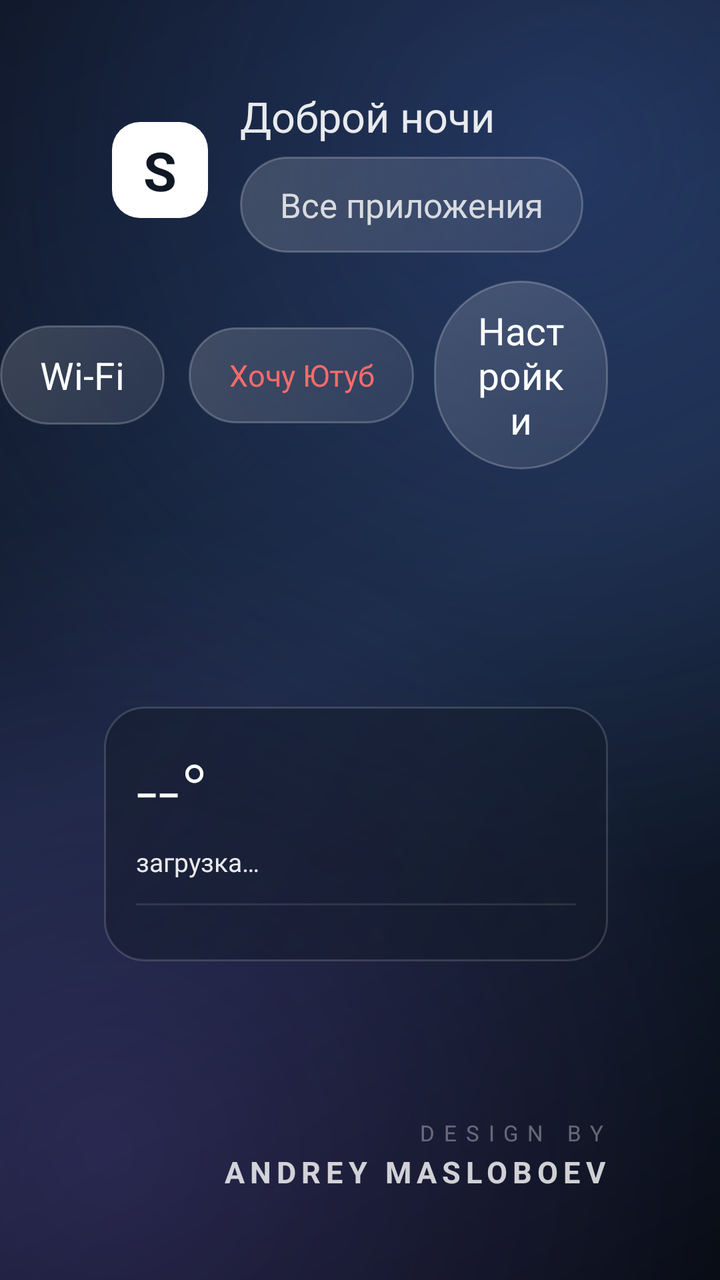
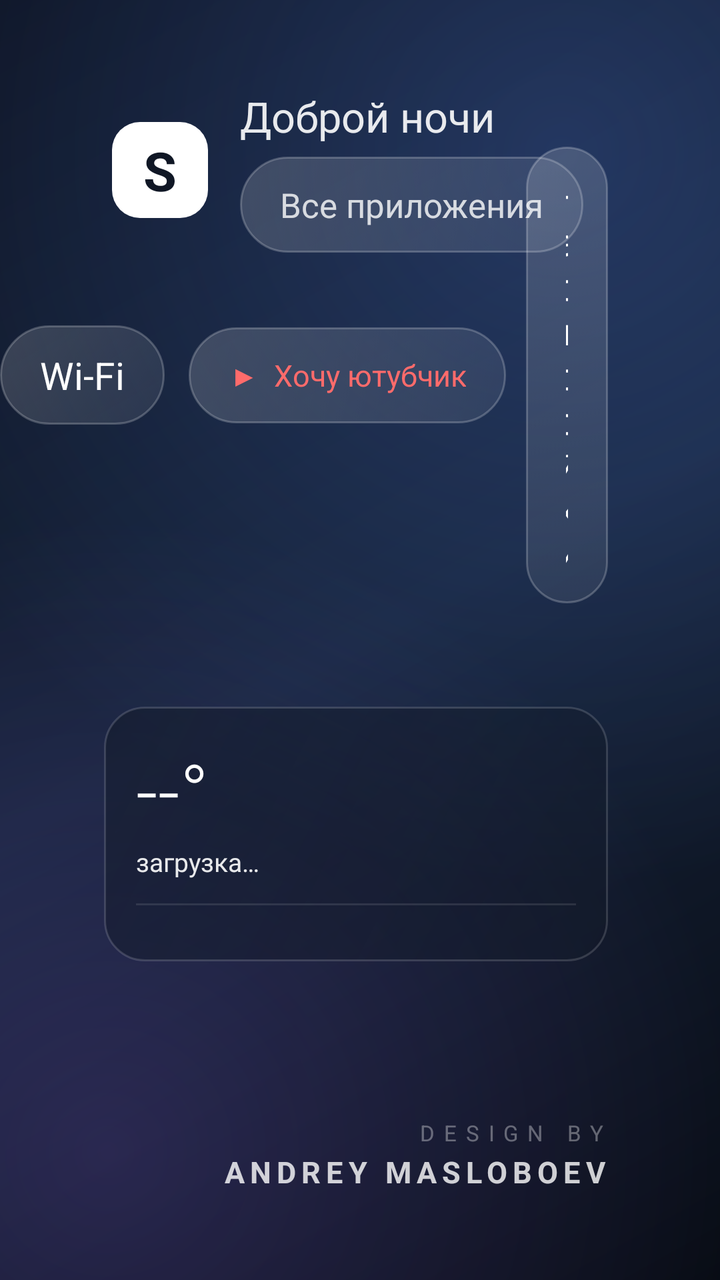

Compare the two renders of this Android layout. The source of the first and the diff that turns it into the second are given below.
<!-- AndroidManifest.xml: activity theme AppTheme -->
<!-- res/layout/activity_main.xml -->
<?xml version="1.0" encoding="utf-8"?>
<FrameLayout xmlns:android="http://schemas.android.com/apk/res/android" android:id="@+id/root" android:layout_width="match_parent" android:layout_height="match_parent" android:background="@drawable/bg_home">

    
    <View android:id="@+id/tintA" android:layout_width="match_parent" android:layout_height="match_parent" android:alpha="0" />

    <View android:id="@+id/tintB" android:layout_width="match_parent" android:layout_height="match_parent" android:alpha="0" />

    
    <LinearLayout android:layout_width="wrap_content" android:layout_height="wrap_content" android:layout_gravity="top|start" android:layout_marginTop="44dp" android:layout_marginStart="56dp" android:orientation="horizontal" android:gravity="center_vertical">

        <TextView android:layout_width="48dp" android:layout_height="48dp" android:background="@drawable/logo_bg" android:gravity="center" android:text="S" android:textColor="#FF101725" android:textSize="27sp" android:textStyle="bold" />

        <LinearLayout android:layout_width="wrap_content" android:layout_height="wrap_content" android:layout_marginStart="16dp" android:orientation="vertical">

            <TextView android:id="@+id/tvGreeting" android:layout_width="wrap_content" android:layout_height="wrap_content" android:text="Доброй ночи" android:textColor="#E6FFFFFF" android:textSize="21sp" />

            <TextView android:id="@+id/tvAllApps" android:layout_width="wrap_content" android:layout_height="wrap_content" android:layout_marginTop="6dp" android:background="@drawable/pill_bg" android:minHeight="48dp" android:gravity="center" android:focusable="true" android:focusableInTouchMode="true" android:clickable="true" android:paddingStart="20dp" android:paddingEnd="20dp" android:paddingTop="12dp" android:paddingBottom="12dp" android:text="Все приложения" android:textColor="#CCFFFFFF" android:textSize="17sp" />
        </LinearLayout>
    </LinearLayout>

    
    <LinearLayout android:id="@+id/appsWrap" android:layout_width="match_parent" android:layout_height="match_parent" android:orientation="vertical" android:gravity="center_vertical" android:paddingStart="56dp" android:paddingEnd="56dp" android:paddingTop="320dp" android:paddingBottom="132dp">

        <LinearLayout android:id="@+id/appsGrid" android:layout_width="match_parent" android:layout_height="wrap_content" android:orientation="vertical" />
    </LinearLayout>

    
    <LinearLayout android:layout_width="wrap_content" android:layout_height="wrap_content" android:layout_gravity="top|end" android:orientation="vertical" android:gravity="end" android:layout_marginTop="40dp" android:layout_marginEnd="56dp">

        <LinearLayout android:layout_width="wrap_content" android:layout_height="wrap_content" android:orientation="horizontal" android:gravity="center_vertical">

            <TextView android:id="@+id/tvNetwork" android:layout_width="wrap_content" android:layout_height="wrap_content" android:background="@drawable/pill_bg" android:minHeight="48dp" android:gravity="center" android:focusable="true" android:focusableInTouchMode="true" android:clickable="true" android:paddingStart="20dp" android:paddingEnd="20dp" android:paddingTop="12dp" android:paddingBottom="12dp" android:text="Wi-Fi" android:textColor="#FFFFFFFF" android:textSize="19sp" />

              <TextView android:id="@+id/tvVpn" android:layout_width="wrap_content" android:layout_height="wrap_content" android:layout_marginStart="12dp" android:background="@drawable/pill_bg" android:minHeight="48dp" android:gravity="center" android:focusable="true" android:focusableInTouchMode="true" android:clickable="true" android:paddingStart="20dp" android:paddingEnd="20dp" android:paddingTop="12dp" android:paddingBottom="12dp" android:text="Хочу Ютуб" android:textColor="#FFFF6B6B" android:textSize="15sp" />

            <TextView android:id="@+id/tvSettings" android:layout_width="wrap_content" android:layout_height="wrap_content" android:layout_marginStart="10dp" android:background="@drawable/pill_bg" android:minHeight="48dp" android:gravity="center" android:focusable="true" android:focusableInTouchMode="true" android:clickable="true" android:paddingStart="20dp" android:paddingEnd="20dp" android:paddingTop="12dp" android:paddingBottom="12dp" android:text="Настройки" android:textColor="#FFFFFFFF" android:textSize="19sp" />

            <TextView android:id="@+id/tvClock" android:layout_width="wrap_content" android:layout_height="wrap_content" android:layout_marginStart="22dp" android:text="00:00" android:textColor="#FFFFFFFF" android:textSize="46sp" android:fontFamily="sans-serif-light" />

            <LinearLayout android:layout_width="wrap_content" android:layout_height="wrap_content" android:orientation="vertical" android:layout_marginStart="14dp">

                <TextView android:id="@+id/tvDate" android:layout_width="wrap_content" android:layout_height="wrap_content" android:text="ВТОРНИК" android:textColor="#B3FFFFFF" android:textSize="17sp" android:letterSpacing="0.08" />

                <TextView android:id="@+id/tvDateNum" android:layout_width="wrap_content" android:layout_height="wrap_content" android:text="4 НОЯБРЯ" android:textColor="#80FFFFFF" android:textSize="16sp" android:letterSpacing="0.06" />
            </LinearLayout>
        </LinearLayout>

        <LinearLayout android:id="@+id/weatherCard" android:layout_width="252dp" android:layout_height="wrap_content" android:layout_marginTop="18dp" android:background="@drawable/card_bg" android:orientation="vertical" android:padding="16dp">

            <LinearLayout android:layout_width="match_parent" android:layout_height="wrap_content" android:orientation="horizontal" android:gravity="center_vertical">

                <TextView android:id="@+id/tvWeatherTemp" android:layout_width="wrap_content" android:layout_height="wrap_content" android:text="--°" android:textColor="#FFFFFFFF" android:textSize="38sp" android:fontFamily="sans-serif-light" />

                <TextView android:layout_width="0dp" android:layout_height="wrap_content" android:layout_weight="1" android:text="" />

                <TextView android:id="@+id/tvWeatherIcon" android:layout_width="wrap_content" android:layout_height="wrap_content" android:text="" android:textSize="24sp" />
            </LinearLayout>

            <LinearLayout android:layout_width="match_parent" android:layout_height="wrap_content" android:orientation="horizontal" android:gravity="center_vertical" android:layout_marginTop="2dp">

                <TextView android:id="@+id/tvWeatherCond" android:layout_width="wrap_content" android:layout_height="wrap_content" android:text="загрузка…" android:textColor="#E6FFFFFF" android:textSize="13sp" android:maxLines="1" android:ellipsize="end" />

                <TextView android:id="@+id/tvWeatherCity" android:layout_width="wrap_content" android:layout_height="wrap_content" android:layout_marginStart="6dp" android:text="" android:textColor="#8FB3D9" android:textSize="13sp" android:maxLines="1" android:ellipsize="end" />
            </LinearLayout>

            <View android:layout_width="match_parent" android:layout_height="1dp" android:layout_marginTop="12dp" android:background="#1AFFFFFF" />

            <LinearLayout android:id="@+id/weekRow" android:layout_width="match_parent" android:layout_height="wrap_content" android:layout_marginTop="12dp" android:orientation="horizontal" android:baselineAligned="false" />
        </LinearLayout>
    </LinearLayout>

    
    <LinearLayout android:id="@+id/allAppsPanel" android:layout_width="match_parent" android:layout_height="match_parent" android:background="#E60A0F1A" android:orientation="vertical" android:paddingStart="56dp" android:paddingEnd="56dp" android:paddingTop="40dp" android:paddingBottom="32dp" android:visibility="gone">

    <TextView android:layout_width="wrap_content" android:layout_height="wrap_content" android:text="Все приложения" android:textColor="#FFFFFFFF" android:textSize="27sp" android:layout_marginBottom="18dp" />

    <ScrollView android:layout_width="match_parent" android:layout_height="0dp" android:layout_weight="1" android:scrollbars="none">

    <LinearLayout android:id="@+id/allAppsGrid" android:layout_width="match_parent" android:layout_height="wrap_content" android:orientation="vertical" />
    </ScrollView>
    </LinearLayout>

        
    <LinearLayout android:id="@+id/signature" android:layout_width="wrap_content" android:layout_height="wrap_content" android:layout_gravity="bottom|end" android:focusable="true" android:layout_marginEnd="56dp" android:layout_marginBottom="44dp" android:orientation="vertical" android:gravity="end">

        <TextView android:id="@+id/tvDesignBy" android:layout_width="wrap_content" android:layout_height="wrap_content" android:text="DESIGN BY" android:textColor="#59FFFFFF" android:textSize="11sp" android:letterSpacing="0.42" />

        <TextView android:id="@+id/tvAuthor" android:layout_width="wrap_content" android:layout_height="wrap_content" android:layout_marginTop="2dp" android:text="ANDREY MASLOBOEV" android:textColor="#CCFFFFFF" android:textSize="15sp" android:textStyle="bold" android:letterSpacing="0.18" />
    </LinearLayout>
</FrameLayout>
<!-- resources referenced by this layout -->
<resources>
  <!-- drawable bg_home (drawable) -->
  <?xml version="1.0" encoding="utf-8"?>
  <layer-list xmlns:android="http://schemas.android.com/apk/res/android">
      <item>
          <shape android:shape="rectangle">
              <gradient
                  android:type="linear"
                  android:angle="315"
                  android:startColor="#FF0C1220"
                  android:centerColor="#FF16233A"
                  android:endColor="#FF080C14" />
          </shape>
      </item>
      <item>
          <shape android:shape="rectangle">
              <gradient
                  android:type="radial"
                  android:gradientRadius="1100"
                  android:centerX="0.78"
                  android:centerY="0.12"
                  android:startColor="#3D5C8FFF"
                  android:endColor="#005C8FFF" />
          </shape>
      </item>
      <item>
          <shape android:shape="rectangle">
              <gradient
                  android:type="radial"
                  android:gradientRadius="950"
                  android:centerX="0.15"
                  android:centerY="0.9"
                  android:startColor="#2E9B6BFF"
                  android:endColor="#009B6BFF" />
          </shape>
      </item>
  </layer-list>
  <!-- drawable card_bg (drawable) -->
  <?xml version="1.0" encoding="utf-8"?>
  <shape xmlns:android="http://schemas.android.com/apk/res/android" android:shape="rectangle">
      
      <gradient
          android:type="linear"
          android:angle="315"
          android:startColor="#80101826"
          android:endColor="#59101826" />
      <corners android:radius="20dp" />
      <stroke android:width="1dp" android:color="#26FFFFFF" />
  </shape>
  <!-- drawable logo_bg (drawable) -->
  <?xml version="1.0" encoding="utf-8"?>
  <shape xmlns:android="http://schemas.android.com/apk/res/android" android:shape="rectangle">
      <solid android:color="#FFFFFFFF" />
      <corners android:radius="14dp" />
  </shape>
  <!-- drawable pill_bg (drawable) -->
  <?xml version="1.0" encoding="utf-8"?>
  <selector xmlns:android="http://schemas.android.com/apk/res/android">
      <item android:state_focused="true">
          <shape android:shape="rectangle">
              <gradient android:type="linear" android:angle="315"
                  android:startColor="#F7FFFFFF" android:endColor="#E4EFF7FF" />
              <corners android:radius="999dp" />
              <stroke android:width="1dp" android:color="#66FFFFFF" />
          </shape>
      </item>
      <item>
          <shape android:shape="rectangle">
              <gradient android:type="linear" android:angle="315"
                  android:startColor="#2BFFFFFF" android:endColor="#14FFFFFF" />
              <corners android:radius="999dp" />
              <stroke android:width="1dp" android:color="#38FFFFFF" />
          </shape>
      </item>
  </selector>
  <style name="AppTheme" parent="@android:style/Theme.DeviceDefault.NoActionBar">
          <item name="android:windowFullscreen">true</item>
          <item name="android:windowBackground">@android:color/black</item>
          <item name="android:windowNoTitle">true</item>
          <item name="android:windowActionBar">false</item>
          <item name="android:windowContentOverlay">@null</item>
          <item name="android:windowLayoutInDisplayCutoutMode">shortEdges</item>
      </style>
</resources>

<!-- the commit's change to res/layout/activity_main.xml (unified diff, before → after) -->
@@ -32,7 +32,7 @@
 
             <TextView android:id="@+id/tvNetwork" android:layout_width="wrap_content" android:layout_height="wrap_content" android:background="@drawable/pill_bg" android:minHeight="48dp" android:gravity="center" android:focusable="true" android:focusableInTouchMode="true" android:clickable="true" android:paddingStart="20dp" android:paddingEnd="20dp" android:paddingTop="12dp" android:paddingBottom="12dp" android:text="Wi-Fi" android:textColor="#FFFFFFFF" android:textSize="19sp" />
 
-              <TextView android:id="@+id/tvVpn" android:layout_width="wrap_content" android:layout_height="wrap_content" android:layout_marginStart="12dp" android:background="@drawable/pill_bg" android:minHeight="48dp" android:gravity="center" android:focusable="true" android:focusableInTouchMode="true" android:clickable="true" android:paddingStart="20dp" android:paddingEnd="20dp" android:paddingTop="12dp" android:paddingBottom="12dp" android:text="Хочу Ютуб" android:textColor="#FFFF6B6B" android:textSize="15sp" />
+              <TextView android:id="@+id/tvVpn" android:layout_width="wrap_content" android:layout_height="wrap_content" android:layout_marginStart="12dp" android:background="@drawable/pill_bg" android:minHeight="48dp" android:gravity="center" android:focusable="true" android:focusableInTouchMode="true" android:clickable="true" android:paddingStart="20dp" android:paddingEnd="20dp" android:paddingTop="12dp" android:paddingBottom="12dp" android:text="▶  Хочу ютубчик" android:textColor="#FFFF6B6B" android:textSize="15sp" />
 
             <TextView android:id="@+id/tvSettings" android:layout_width="wrap_content" android:layout_height="wrap_content" android:layout_marginStart="10dp" android:background="@drawable/pill_bg" android:minHeight="48dp" android:gravity="center" android:focusable="true" android:focusableInTouchMode="true" android:clickable="true" android:paddingStart="20dp" android:paddingEnd="20dp" android:paddingTop="12dp" android:paddingBottom="12dp" android:text="Настройки" android:textColor="#FFFFFFFF" android:textSize="19sp" />
 
